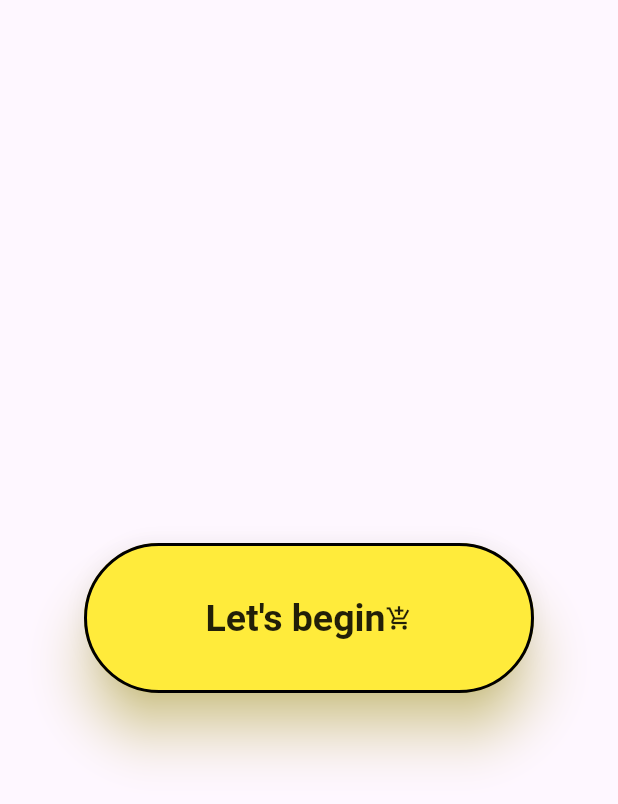
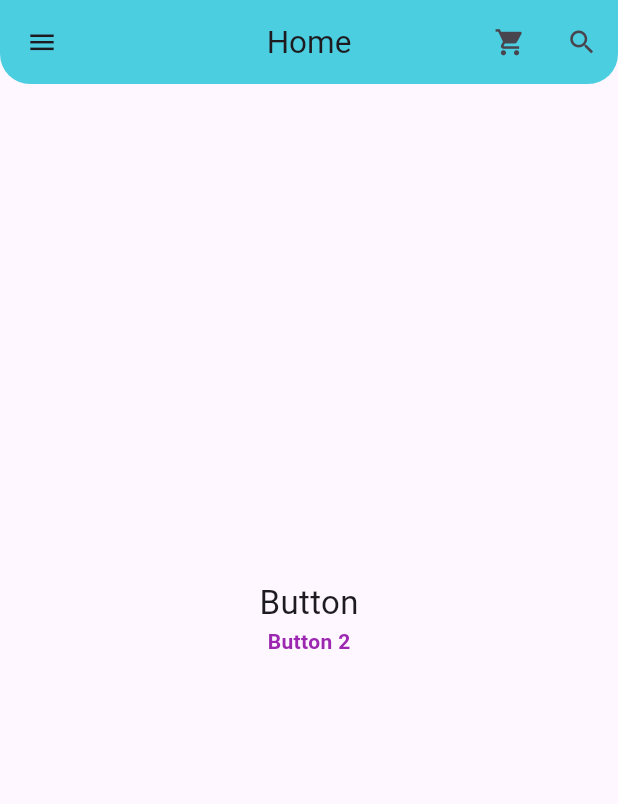
Before and after one commit to artemio-acn/Learning, a Flutter app: the screen it shows after launch, on a phone screen of 412 x 824 dp. Shown: the top 804 px of the screen. Run offline on Flutter 3.47's test engine with Material 3 defaults, Android fonts, the phone set to English and light mode, and no system bars.

Commit message:
FLUTTER - Appbar

```diff
--- a/Flutter/lib/Screens/Dashboard.dart
+++ b/Flutter/lib/Screens/Dashboard.dart
@@ -1,6 +1,5 @@
 import 'package:flutter/material.dart';
 import 'dart:math';
-import 'package:font_awesome_flutter/font_awesome_flutter.dart';
 
 // * Fat Arrows
 class Dashboard extends StatelessWidget {
--- a/Flutter/lib/Screens/home.dart
+++ b/Flutter/lib/Screens/home.dart
@@ -6,33 +6,33 @@ class Home extends StatelessWidget {
   @override
   Widget build(BuildContext context) {
     return Scaffold(
+      extendBodyBehindAppBar: true,
+      appBar: AppBar(
+        leading: IconButton(icon: Icon(Icons.menu, size: 21.0,), onPressed: (){},),
+        title: Text('Home', style: TextStyle(fontSize: 21.0),),
+        backgroundColor: Colors.cyan.withOpacity(0.7),
+        actions: [
+          IconButton(icon: Icon(Icons.shopping_cart, size: 21.0,), onPressed: (){},),
+          IconButton(icon: Icon(Icons.search, size: 21.0,), onPressed: (){},),
+          // IconButton(icon: Icon(Icons.menu_book, size: 21.0,), onPressed: (){},),
+        ],
+        elevation: 0,
+        centerTitle: true,
+        shape: RoundedRectangleBorder(
+          borderRadius: BorderRadius.vertical(bottom: Radius.circular(20))
+        ),
+        // flexibleSpace: Image(
+        //   image: AssetImage('images/imgWallpaper.jpg'),
+        //   fit: BoxFit.cover,
+        // ),
+      ),
       body: Center(
-        child: TextButton( //OutlinedButton, ElevatedButton
-          child: Row(
-            mainAxisAlignment: MainAxisAlignment.center,
-            children: [
-              Text("Let's begin"),
-              Icon(Icons.add_shopping_cart_outlined),
-            ],
-          )
-          ,
-          // child: Text('Elevated button'),
-          onPressed: (){}, //null disables the button
-          style: ElevatedButton.styleFrom(
-            padding: EdgeInsets.all(10.0),
-            fixedSize: Size(300, 100),
-            textStyle: TextStyle(fontSize: 25, fontWeight: FontWeight.bold),
-            foregroundColor: Colors.black87,
-            backgroundColor: Colors.yellow,
-            elevation: 15,
-            shadowColor: Colors.yellow,
-            side: BorderSide(
-              color: Colors.black,
-              width: 2
-            ),
-            alignment: Alignment.center,
-            shape: StadiumBorder()
-          ),
+        child: Column(
+          mainAxisAlignment: MainAxisAlignment.center,
+          children: [
+            Text('Button', style: TextStyle(fontSize: 22),),
+            Text('Button 2', style: TextStyle(fontWeight: FontWeight.bold, color: Colors.purple),)
+          ],
         ),
       ),
     );
--- a/Flutter/lib/main.dart
+++ b/Flutter/lib/main.dart
@@ -1,5 +1,5 @@
 import 'package:flutter/material.dart';
-import 'Screens/dashboard.dart';
+// import 'Screens/dashboard.dart';
 import 'Screens/home.dart';
 
 void main() => runApp(MyApp());
```
